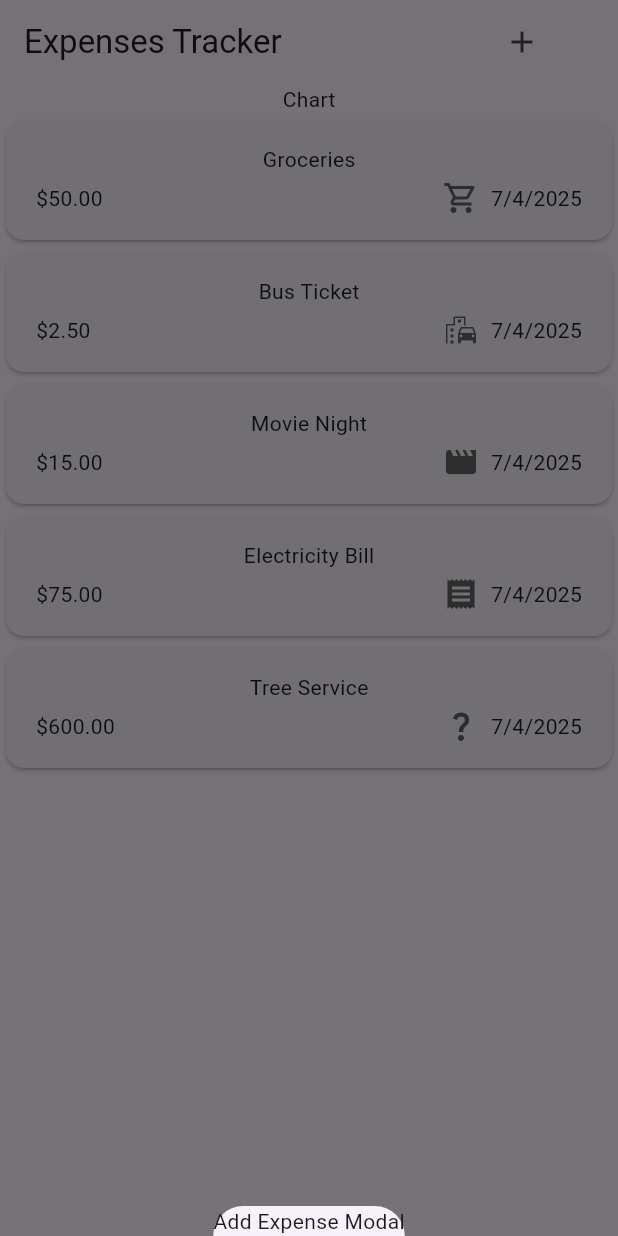
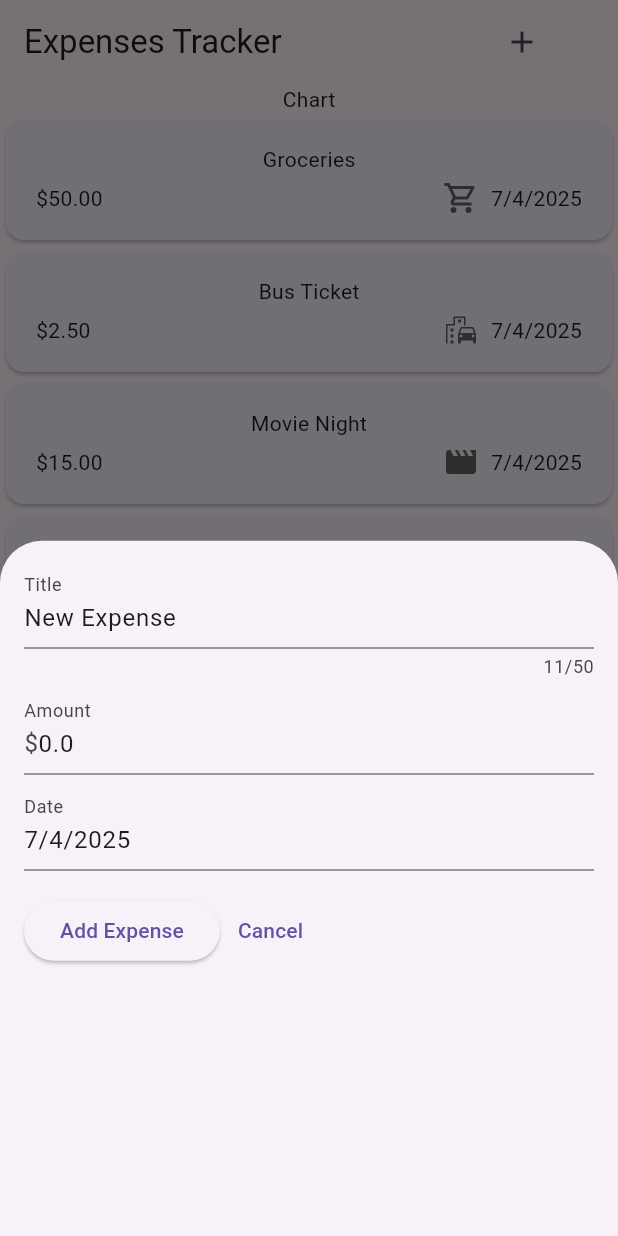
Before and after one commit to spinatose/expense_tracker, a Flutter app: the screen it shows after launch, after a tap on the "add" icon, on a phone screen of 412 x 824 dp. Run offline on Flutter 3.47's test engine with Material 3 defaults, Android fonts, the phone set to English and light mode, and no system bars.

Commit message:
added modal form for adding expense - date not working

```diff
--- a/lib/presentation/screen/expenses_home.dart
+++ b/lib/presentation/screen/expenses_home.dart
@@ -1,5 +1,6 @@
 import 'package:expense_tracker/presentation/widgets/expenses_list/expenses_list.dart';
 import 'package:expense_tracker/domain/expense.dart';
+import 'package:expense_tracker/presentation/widgets/forms/expense_edit.dart';
 import 'package:flutter/material.dart';
 
 class ExpensesHome extends StatefulWidget {
@@ -44,7 +45,24 @@ class _ExpensesHomeState extends State<ExpensesHome> {
   ];
 
   void _openAddExpenseModal() {
-    showModalBottomSheet(context: context, builder: (ctx) { return Text("Add Expense Modal"); });
+    showModalBottomSheet(
+      context: context,
+      builder: (ctx) {
+        return ExpenseEdit(onSubmit: (title, amount, dateOfExpense) => {
+          setState(() {
+            _expenses.add(
+              Expense(
+                title: title,
+                amount: amount,
+                date: dateOfExpense,
+              ),
+            );
+          }),
+          Navigator.of(ctx).pop(), // Close the modal after adding the expense
+        }
+        );
+      },
+    );
   }
 
   @override
--- /dev/null
+++ b/lib/presentation/widgets/forms/expense_edit.dart
@@ -0,0 +1,82 @@
+import 'package:expense_tracker/domain/expense.dart';
+import 'package:flutter/material.dart';
+
+class ExpenseEdit extends StatefulWidget {
+  final void Function(String title, double amount, DateTime date) onSubmit;
+
+  ExpenseEdit({super.key, required this.onSubmit});
+
+  @override
+  State<ExpenseEdit> createState() => _ExpenseEditState();
+}
+
+class _ExpenseEditState extends State<ExpenseEdit> {
+  final titleController = TextEditingController(text: 'New Expense');
+  final amountController = TextEditingController(text: '0.0');
+  final dateController = TextEditingController(
+    text: dateFormatter.format(DateTime.now()),
+  );
+
+  @override
+  void dispose() {
+    titleController.dispose();
+    amountController.dispose();
+    dateController.dispose();
+    super.dispose();
+  }
+
+  @override
+  Widget build(BuildContext context) {
+    return Padding(
+      padding: EdgeInsets.all(16),
+      child: Column(
+        children: [
+          TextField(
+            maxLength: 50,
+            decoration: const InputDecoration(
+              label: Text('Title'),
+            ), // Label for the title field
+            //onChanged: (value) => widget.title = value, // Update title on change
+            controller: titleController,
+          ),
+          const SizedBox(height: 8.0),
+          TextField(
+            decoration: const InputDecoration(
+              label: Text('Amount'),
+              prefixText: '\$',
+            ),
+            keyboardType: TextInputType.number,
+            //onChanged: (value) => widget.amount = double.tryParse(value) ?? 0.0, // Update amount on change
+            controller: amountController,
+          ),
+          const SizedBox(height: 8.0),
+          TextField(
+            decoration: const InputDecoration(labelText: 'Date'),
+            keyboardType: TextInputType.datetime,
+            //onChanged: (value) => widget.dateOfExpense = DateTime.tryParse(value) ?? DateTime.now(), // Update date on change
+            controller:
+                dateController, // Assuming dateFormatter is defined in the domain
+          ),
+          const SizedBox(height: 16.0),
+          Row(
+            children: [
+              ElevatedButton(
+                onPressed: () {
+                  final title = titleController.text;
+                  final amount = double.tryParse(amountController.text) ?? 0;
+                  final date =
+                      DateTime.tryParse(dateController.text) ?? DateTime.now();
+                  widget.onSubmit(title, amount, date);
+                },
+                child: const Text('Add Expense'),
+              ),
+              TextButton(onPressed: () => {
+                Navigator.pop(context) // Close the modal without saving
+              }, child: const Text('Cancel')),
+            ],
+          ),
+        ],
+      ),
+    );
+  }
+}
```
